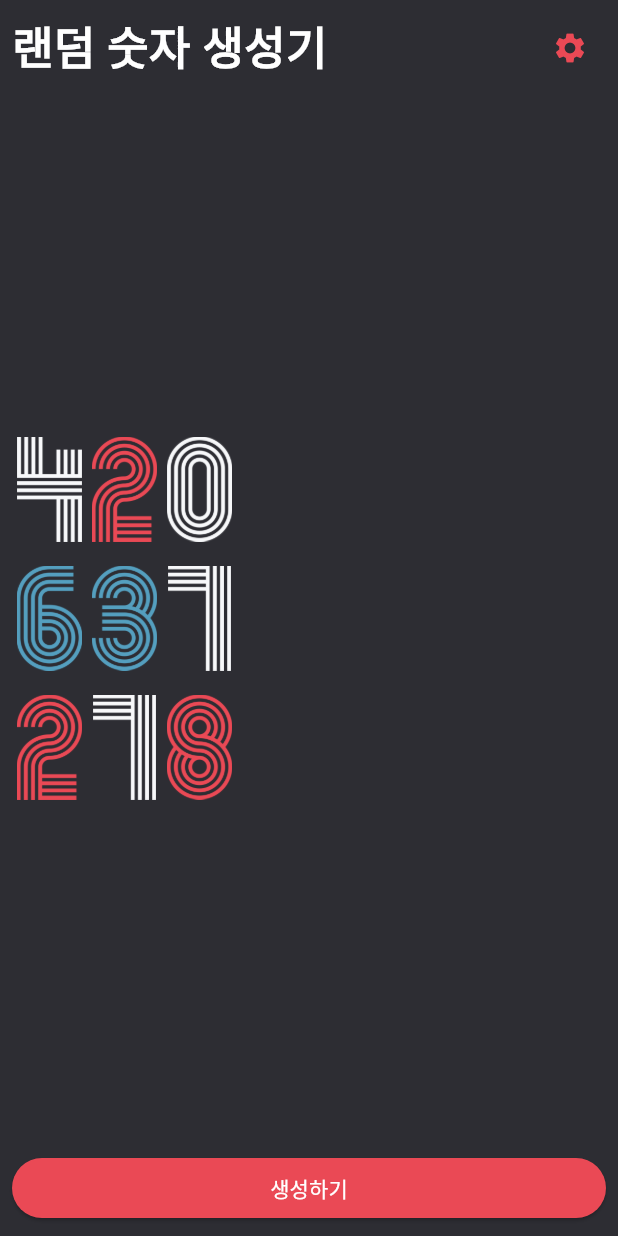
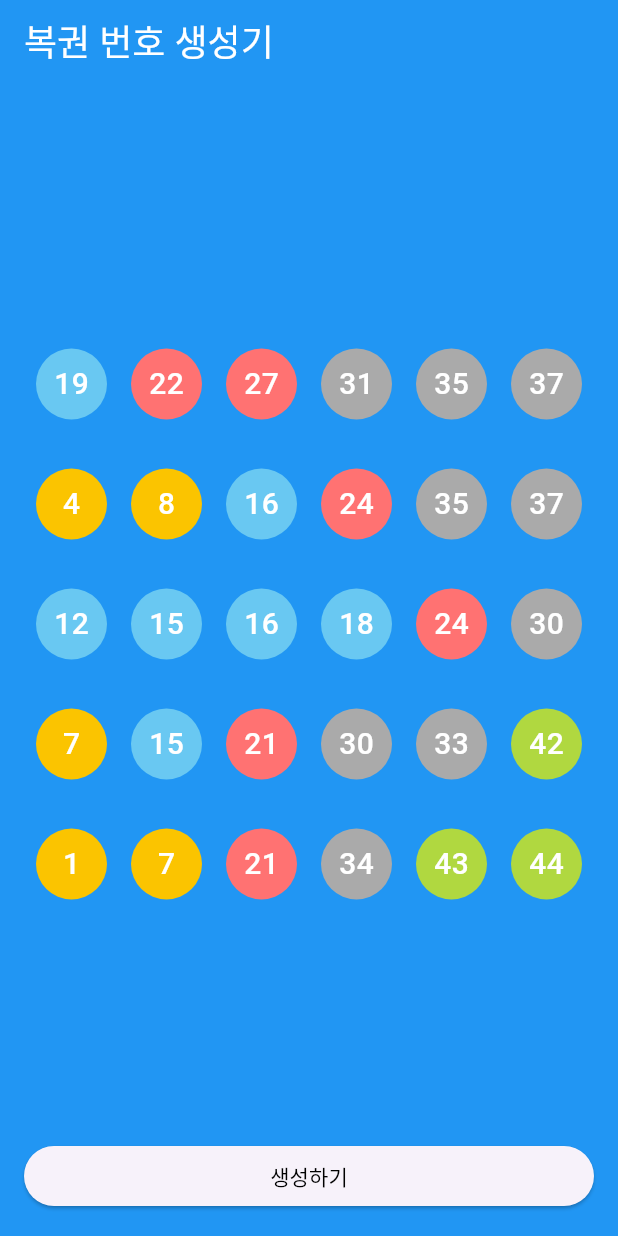
Before and after one commit to torder-raven/random_number, a Flutter app: the screen it shows after launch, after a tap on "생성하기", on a phone screen of 412 x 824 dp. Run offline on Flutter 3.47's test engine with Material 3 defaults, Android fonts, the phone set to English and light mode, and no system bars; missing offline and left inert: dart:ffi.

Commit message:
- 복권 번호 생성 화면 구현 - 복권 번호 단일, 다수 형태의 Widget 구현 (LottoNumber, LottoNumbers) - 각 복권 번호에 대한 컬러셋 구현

```diff
--- /dev/null
+++ b/lib/component/lotto_number.dart
@@ -0,0 +1,45 @@
+
+import 'package:flutter/material.dart';
+
+import '../constant/color.dart';
+
+class LottoNumber extends StatelessWidget {
+  final int number;
+
+  const LottoNumber({required this.number, super.key});
+
+  @override
+  Widget build(BuildContext context) {
+    return Expanded(
+      child: Padding(
+        padding: const EdgeInsets.all(8.0),
+        child: Stack(
+          children: [
+            Container(
+              decoration: BoxDecoration(
+                  color: switch (number) {
+                    > 0 && < 10 => tenColor,
+                    >= 10 && < 20 => twentyColor,
+                    >= 20 && < 30 => thirtyColor,
+                    >= 30 && < 40 => fortyColor,
+                    >= 40 && <= 45 => fiftyColor,
+                    _ => fiftyColor
+                  },
+                  shape: BoxShape.circle),
+            ),
+            Center(
+              child: Text(
+                "$number",
+                style: const TextStyle(
+                  color: Colors.white,
+                  fontSize: 20.0,
+                  fontWeight: FontWeight.w500,
+                ),
+              ),
+            ),
+          ],
+        ),
+      ),
+    );
+  }
+}
--- /dev/null
+++ b/lib/component/lotto_numbers.dart
@@ -0,0 +1,26 @@
+import 'package:flutter/material.dart';
+
+import 'lotto_number.dart';
+
+class LottoNumbers extends StatelessWidget {
+  final List<int> numbers;
+
+  const LottoNumbers({required this.numbers, super.key});
+
+  @override
+  Widget build(BuildContext context) {
+    return Container(
+      height: 80,
+      color: Colors.blue,
+      child: Row(
+        children: numbers
+            .map(
+              (e) => LottoNumber(
+                number: e,
+              ),
+            )
+            .toList(),
+      ),
+    );
+  }
+}
--- a/lib/constant/color.dart
+++ b/lib/constant/color.dart
@@ -1,6 +1,11 @@
-
 import 'dart:ui';
 
 const Color primaryColor = Color(0xff2d2d33);
 const Color redColor = Color(0xffea4955);
 const Color blueColor = Color(0xff549fbf);
+
+const Color tenColor = Color(0xfffbc400);
+const Color twentyColor = Color(0xff69c8f2);
+const Color thirtyColor = Color(0xffff7272);
+const Color fortyColor = Color(0xffaaaaaa);
+const Color fiftyColor = Color(0xffb0d840);
--- a/lib/main.dart
+++ b/lib/main.dart
@@ -1,10 +1,11 @@
 import 'package:flutter/material.dart';
 import 'package:random_number/screen/home_screen.dart';
+import 'package:random_number/screen/lotto_screen.dart';
 
 void main() {
   runApp(
     const MaterialApp(
-      home: HomeScreen(),
+      home: LottoScreen(),
     ),
   );
 }
--- a/lib/resources/strings.dart
+++ b/lib/resources/strings.dart
@@ -1,4 +1,5 @@
 class Strings {
+  static const TITLE_LOTTO = "복권 번호 생성기";
   static const TITLE_HOME = "랜덤 숫자 생성기";
   static const TITLE_SETTINGS = "설정";
   static const GENERATE = "생성하기";
--- /dev/null
+++ b/lib/screen/lotto_screen.dart
@@ -0,0 +1,103 @@
+import 'package:flutter/material.dart';
+import 'package:random_number/resources/strings.dart';
+
+import '../component/lotto_numbers.dart';
+
+class LottoScreen extends StatefulWidget {
+  const LottoScreen({super.key});
+
+  @override
+  State<LottoScreen> createState() => _LottoScreenState();
+}
+
+class _LottoScreenState extends State<LottoScreen> {
+  late List<int> numberPool;
+  List<List<int>> numbers = [];
+
+  @override
+  void initState() {
+    super.initState();
+    _initLottoNumbers();
+  }
+
+  @override
+  Widget build(BuildContext context) {
+    return Scaffold(
+      appBar: AppBar(
+        backgroundColor: Colors.blue,
+        foregroundColor: Colors.white,
+        title: const Text(
+          Strings.TITLE_LOTTO,
+          style: TextStyle(
+            color: Colors.white,
+            fontSize: 24.0,
+            fontWeight: FontWeight.w500,
+          ),
+        ),
+      ),
+      backgroundColor: Colors.blue,
+      body: Padding(
+        padding: const EdgeInsets.all(16.0),
+        child: Column(
+          children: [
+            Expanded(
+              child: Column(
+                mainAxisAlignment: MainAxisAlignment.center,
+                crossAxisAlignment: CrossAxisAlignment.center,
+                children: numbers.map((e) => LottoNumbers(numbers: e)).toList(),
+              ),
+            ),
+            SizedBox(
+              width: double.infinity,
+              child: ElevatedButton(
+                onPressed: onPressGenerateButton,
+                child: const Text(
+                  Strings.GENERATE,
+                  style: TextStyle(
+                    color: Colors.black,
+                    fontSize: 14.0,
+                    fontWeight: FontWeight.w500,
+                  ),
+                ),
+              ),
+            ),
+          ],
+        ),
+      ),
+    );
+  }
+
+  List<int> _createNumberPool() {
+    List<int> numberPool = [];
+    for (int i = 1; i <= 45; i++) {
+      numberPool.add(i);
+    }
+    print("Generated Lotto Number : $numberPool");
+    return numberPool;
+  }
+
+  void _initLottoNumbers() {
+    numberPool = _createNumberPool();
+    _shuffleNumberPool();
+    _generateLottoNumber();
+  }
+
+  void _shuffleNumberPool() {
+    numberPool.shuffle();
+    print("Shuffled Lotto Number : $numberPool");
+  }
+
+  void _generateLottoNumber() {
+    numbers.clear();
+    while (numbers.length != 5) {
+      _shuffleNumberPool();
+      numbers.add(numberPool.sublist(0, 6)..sort());
+    }
+  }
+
+  void onPressGenerateButton() {
+    setState(() {
+      _generateLottoNumber();
+    });
+  }
+}
```
